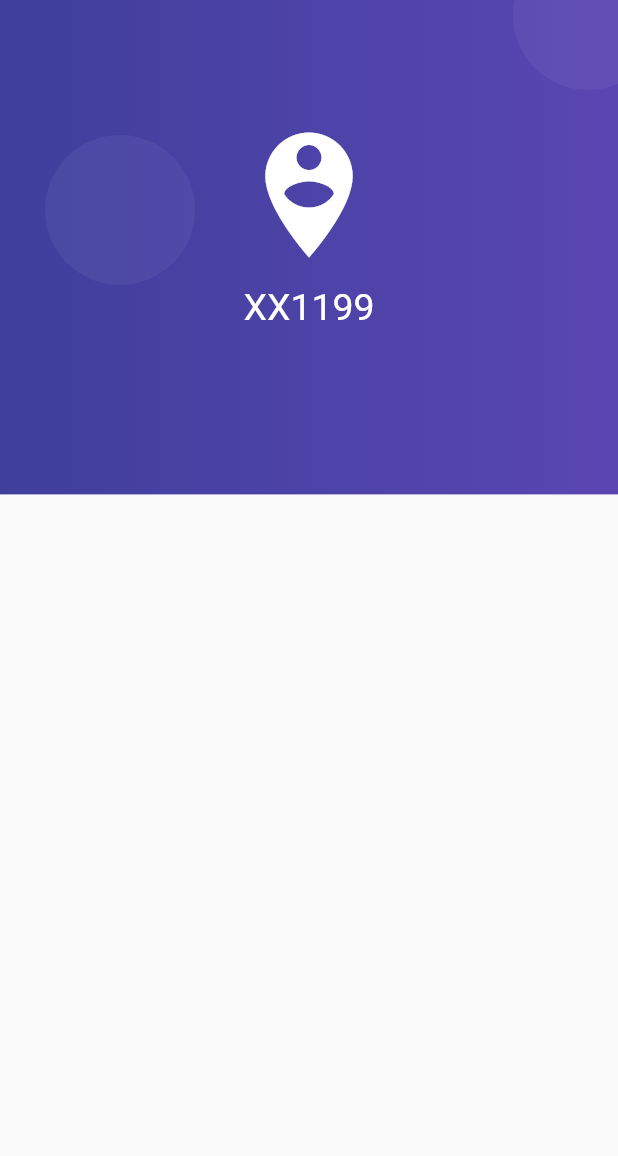
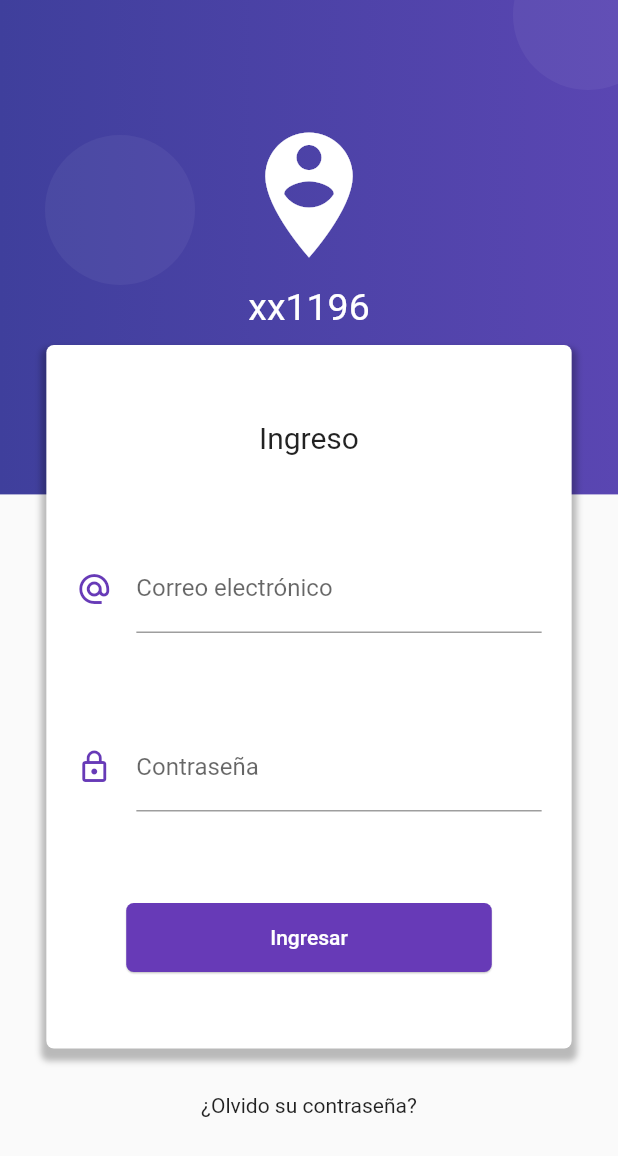
Before and after one commit to xx1196/firebaseLogin, a Flutter app: the screen it shows after launch, on a phone screen of 412 x 824 dp. Shown: the top 1156 px of the screen. Run offline on Flutter 3.47's test engine with Material 2 defaults, Android fonts, the phone set to English and light mode, and no system bars.

Commit message:
Terminando el formulario de login

```diff
--- a/lib/src/pages/login_page.dart
+++ b/lib/src/pages/login_page.dart
@@ -4,7 +4,7 @@ class LoginPage extends StatelessWidget {
   @override
   Widget build(BuildContext context) {
     Widget body = Stack(
-      children: <Widget>[_makeBackGround(context)],
+      children: <Widget>[_makeBackGround(context), _loginForm(context)],
     );
     return Scaffold(
       body: body,
@@ -68,7 +68,7 @@ Widget _makeBackGround(BuildContext context) {
           children: <Widget>[
             Icon(Icons.person_pin_circle, color: Colors.white, size: 100.0),
             SizedBox(height: 10.0, width: double.infinity),
-            Text('XX1199',
+            Text('xx1196',
                 style: TextStyle(color: Colors.white, fontSize: 25.0))
           ],
         ),
@@ -76,3 +76,109 @@ Widget _makeBackGround(BuildContext context) {
     ],
   );
 }
+
+Widget _loginForm(BuildContext context) {
+  final size = MediaQuery.of(context).size;
+
+  final boxShadow = <BoxShadow>[
+    BoxShadow(
+        color: Colors.black26,
+        blurRadius: 3.0,
+        offset: Offset(0.0, 5.0),
+        spreadRadius: 3.0)
+  ];
+
+  final safeArea = SafeArea(
+    child: Container(
+      height: 200.0,
+    ),
+  );
+
+  final _loginBox = Container(
+    width: size.width * .85,
+    margin: EdgeInsets.symmetric(vertical: 30.0),
+    padding: EdgeInsets.symmetric(vertical: 50.0),
+    decoration: BoxDecoration(
+        color: Colors.white,
+        borderRadius: BorderRadius.circular(5.0),
+        boxShadow: boxShadow),
+    child: Column(
+      children: <Widget>[
+        Text(
+          'Ingreso',
+          style: TextStyle(fontSize: 20.0),
+        ),
+        SizedBox(
+          height: 60.0,
+        ),
+        _makeEmail(),
+        SizedBox(
+          height: 60.0,
+        ),
+        _makePassword(),
+        SizedBox(
+          height: 60.0,
+        ),
+        _makeButtonSubmit()
+      ],
+    ),
+  );
+
+  return SingleChildScrollView(
+    child: Column(
+      children: <Widget>[
+        safeArea,
+        _loginBox,
+        Text('¿Olvido su contraseña?'),
+        SizedBox(
+          height: 25.0,
+        )
+      ],
+    ),
+  );
+}
+
+Widget _makeEmail() {
+  return Container(
+    padding: EdgeInsets.symmetric(horizontal: 20.0),
+    child: TextField(
+      keyboardType: TextInputType.emailAddress,
+      decoration: InputDecoration(
+          icon: Icon(
+            Icons.alternate_email,
+            color: Colors.deepPurple,
+          ),
+          hintText: 'ejemplo@correo.com',
+          labelText: 'Correo electrónico'),
+    ),
+  );
+}
+
+Widget _makePassword() {
+  return Container(
+    padding: EdgeInsets.symmetric(horizontal: 20.0),
+    child: TextField(
+      obscureText: true,
+      decoration: InputDecoration(
+          icon: Icon(
+            Icons.lock_outline,
+            color: Colors.deepPurple,
+          ),
+          labelText: 'Contraseña'),
+    ),
+  );
+}
+
+Widget _makeButtonSubmit() {
+  return RaisedButton(
+    child: Container(
+      padding: EdgeInsets.symmetric(horizontal: 80.0, vertical: 15.0),
+      child: Text('Ingresar'),
+    ),
+    shape: RoundedRectangleBorder(borderRadius: BorderRadius.circular(5.0)),
+    elevation: 0.5,
+    color: Colors.deepPurple,
+    textColor: Colors.white,
+    onPressed: () {},
+  );
+}
```
